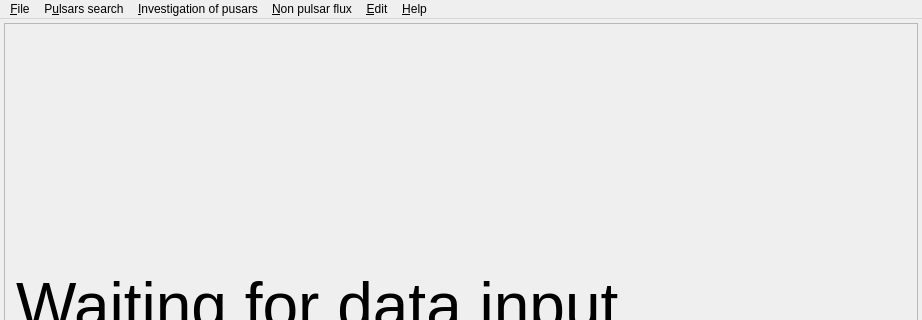
This is src/mainwindow.ui in vtyulb/BSA-Analytics as Qt 5 draws it before an edit; both pictures show x 0 to 922 and y 0 to 320 of the 922 by 615 pixel window. The edited form follows.
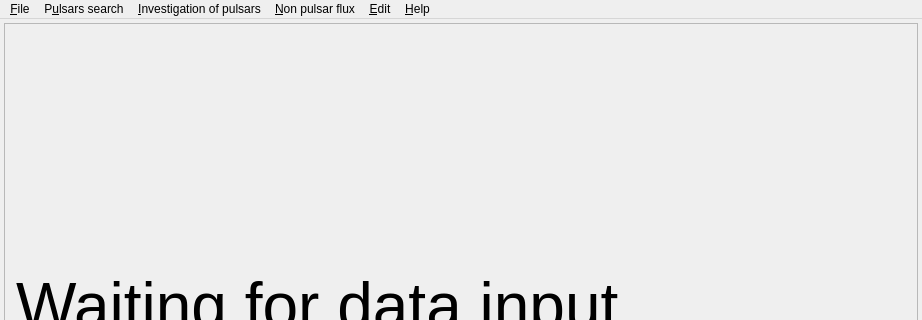
This is the edited form.

```diff
--- a/src/mainwindow.ui
+++ b/src/mainwindow.ui
@@ -111,7 +111,7 @@
    </widget>
    <widget class="QMenu" name="menuPulsars_investigation">
     <property name="title">
-     <string>&amp;Investigation of pusars</string>
+     <string>&amp;Investigation of pulsars</string>
     </property>
     <addaction name="actionPrecise_search"/>
     <addaction name="actionPrecise_timing"/>
```
Left out of the diff: 2 changed lines with no effect on the pictures.
